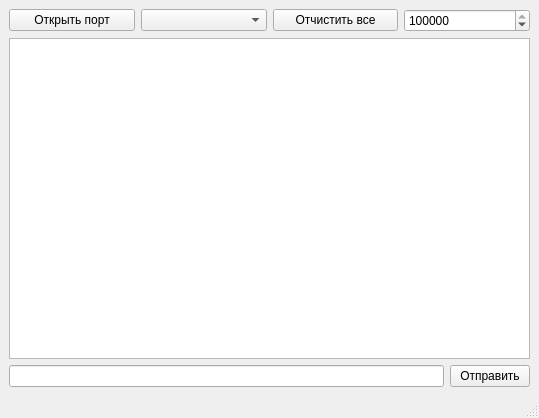
Qt form mainwindow.ui (Gessan29/Desktop_UART) before a commit.
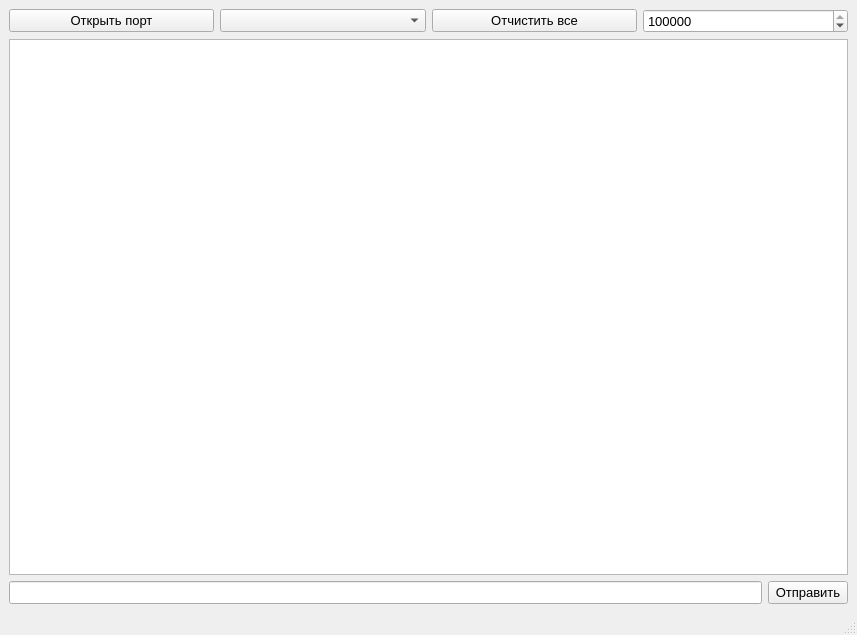
The same form after that commit. Custom widgets are drawn as their Qt base class.

Commit message: обновил дизайн

What changed in the file:
```diff
--- a/mainwindow.ui
+++ b/mainwindow.ui
@@ -6,8 +6,8 @@
    <rect>
     <x>0</x>
     <y>0</y>
-    <width>539</width>
-    <height>418</height>
+    <width>857</width>
+    <height>635</height>
    </rect>
   </property>
   <property name="windowTitle">
@@ -23,16 +23,32 @@
          <layout class="QHBoxLayout" name="horizontalLayout">
           <item>
            <widget class="QPushButton" name="pbOpen">
+            <property name="font">
+             <font>
+              <pointsize>10</pointsize>
+             </font>
+            </property>
             <property name="text">
              <string>Открыть порт</string>
             </property>
            </widget>
           </item>
           <item>
-           <widget class="uart" name="cmbxComPort"/>
+           <widget class="uart" name="cmbxComPort">
+            <property name="font">
+             <font>
+              <pointsize>10</pointsize>
+             </font>
+            </property>
+           </widget>
           </item>
           <item>
            <widget class="QPushButton" name="cleabutt">
+            <property name="font">
+             <font>
+              <pointsize>10</pointsize>
+             </font>
+            </property>
             <property name="text">
              <string>Отчистить все</string>
             </property>
@@ -40,6 +56,11 @@
           </item>
           <item>
            <widget class="QSpinBox" name="sbxBaudrate">
+            <property name="font">
+             <font>
+              <pointsize>10</pointsize>
+             </font>
+            </property>
             <property name="toolTip">
              <string>&lt;html&gt;&lt;head/&gt;&lt;body&gt;&lt;p&gt;&lt;br/&gt;&lt;/p&gt;&lt;/body&gt;&lt;/html&gt;</string>
             </property>
@@ -64,6 +85,11 @@
         </item>
         <item>
          <widget class="QPlainTextEdit" name="plainTextEdit">
+          <property name="font">
+           <font>
+            <pointsize>12</pointsize>
+           </font>
+          </property>
           <property name="readOnly">
            <bool>true</bool>
           </property>
@@ -76,10 +102,21 @@
         <item>
          <layout class="QHBoxLayout" name="horizontalLayout_2">
           <item>
-           <widget class="QLineEdit" name="linebyte"/>
+           <widget class="QLineEdit" name="linebyte">
+            <property name="font">
+             <font>
+              <pointsize>10</pointsize>
+             </font>
+            </property>
+           </widget>
           </item>
           <item>
            <widget class="QPushButton" name="pushButton">
+            <property name="font">
+             <font>
+              <pointsize>10</pointsize>
+             </font>
+            </property>
             <property name="text">
              <string>Отправить</string>
             </property>
```
Left out of the diff: 4 changed lines with no effect on the pictures. The commit also changes 2 other files.
